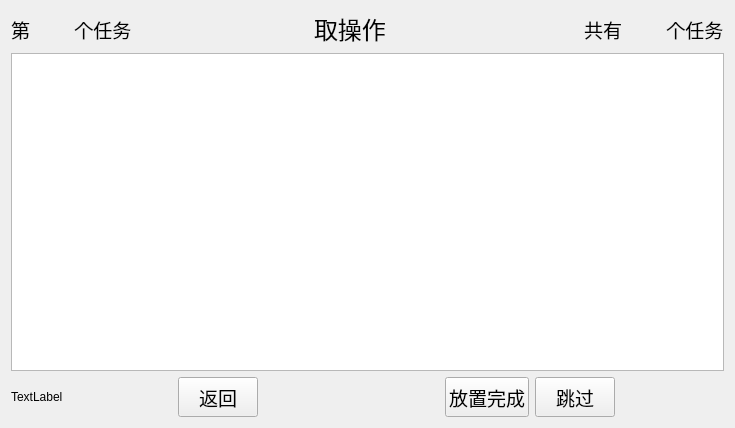
xuezeao/git_program, file Qt_Dev/v1.1/test_one/sheet_operatepage.ui: the form before one commit.
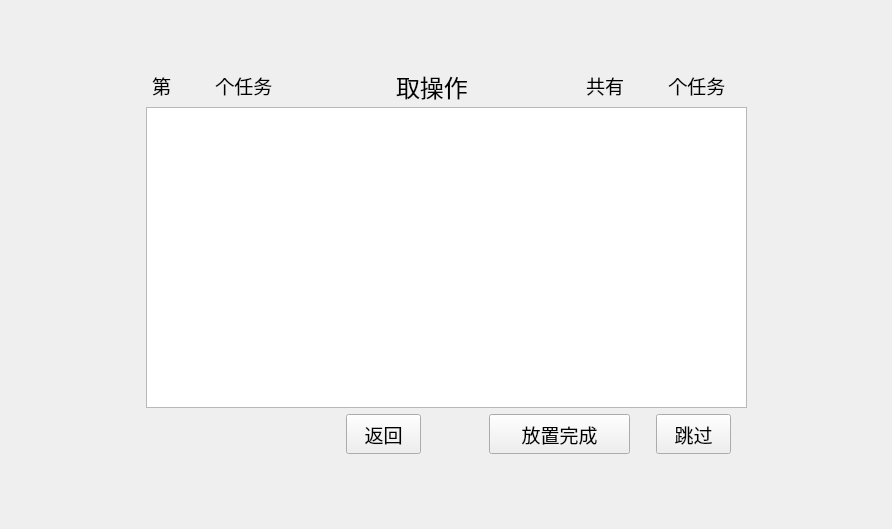
The form after the commit.

Diff of the .ui file:
```diff
--- a/Qt_Dev/v1.1/test_one/sheet_operatepage.ui
+++ b/Qt_Dev/v1.1/test_one/sheet_operatepage.ui
@@ -6,8 +6,8 @@
    <rect>
     <x>0</x>
     <y>0</y>
-    <width>735</width>
-    <height>428</height>
+    <width>892</width>
+    <height>529</height>
    </rect>
   </property>
   <property name="windowTitle">
@@ -15,189 +15,232 @@
   </property>
   <layout class="QGridLayout" name="gridLayout">
    <item row="0" column="0">
-    <layout class="QVBoxLayout" name="verticalLayout_2">
+    <layout class="QHBoxLayout" name="horizontalLayout">
+     <item>
+      <spacer name="horizontalSpacer">
+       <property name="orientation">
+        <enum>Qt::Horizontal</enum>
+       </property>
+       <property name="sizeHint" stdset="0">
+        <size>
+         <width>40</width>
+         <height>20</height>
+        </size>
+       </property>
+      </spacer>
+     </item>
      <item>
       <layout class="QVBoxLayout" name="verticalLayout">
        <item>
-        <layout class="QHBoxLayout" name="horizontalLayout" stretch="0,2,1,2,1">
-         <item>
-          <widget class="QLabel" name="label_current">
-           <property name="font">
-            <font>
-             <family>Adobe Arabic</family>
-             <pointsize>14</pointsize>
-            </font>
-           </property>
-           <property name="text">
-            <string>第         个任务</string>
-           </property>
-          </widget>
-         </item>
-         <item>
-          <spacer name="horizontalSpacer">
-           <property name="orientation">
-            <enum>Qt::Horizontal</enum>
-           </property>
-           <property name="sizeHint" stdset="0">
-            <size>
-             <width>40</width>
-             <height>20</height>
-            </size>
-           </property>
-          </spacer>
-         </item>
-         <item>
-          <widget class="QLabel" name="label_title">
-           <property name="font">
-            <font>
-             <family>Adobe Arabic</family>
-             <pointsize>18</pointsize>
-            </font>
-           </property>
-           <property name="text">
-            <string>取操作</string>
-           </property>
-          </widget>
-         </item>
-         <item>
-          <spacer name="horizontalSpacer_2">
-           <property name="orientation">
-            <enum>Qt::Horizontal</enum>
-           </property>
-           <property name="sizeHint" stdset="0">
-            <size>
-             <width>40</width>
-             <height>20</height>
-            </size>
-           </property>
-          </spacer>
-         </item>
-         <item>
-          <widget class="QLabel" name="label_allCount">
-           <property name="font">
-            <font>
-             <family>Adobe Arabic</family>
-             <pointsize>14</pointsize>
-            </font>
-           </property>
-           <property name="text">
-            <string>共有         个任务</string>
-           </property>
-          </widget>
-         </item>
-        </layout>
+        <spacer name="verticalSpacer_2">
+         <property name="orientation">
+          <enum>Qt::Vertical</enum>
+         </property>
+         <property name="sizeHint" stdset="0">
+          <size>
+           <width>20</width>
+           <height>40</height>
+          </size>
+         </property>
+        </spacer>
        </item>
        <item>
-        <widget class="QTableView" name="tableView_Execute"/>
+        <widget class="QWidget" name="widget" native="true">
+         <property name="minimumSize">
+          <size>
+           <width>601</width>
+           <height>401</height>
+          </size>
+         </property>
+         <property name="maximumSize">
+          <size>
+           <width>601</width>
+           <height>401</height>
+          </size>
+         </property>
+         <widget class="QPushButton" name="pBt_OK">
+          <property name="geometry">
+           <rect>
+            <x>343</x>
+            <y>350</y>
+            <width>141</width>
+            <height>40</height>
+           </rect>
+          </property>
+          <property name="minimumSize">
+           <size>
+            <width>0</width>
+            <height>40</height>
+           </size>
+          </property>
+          <property name="font">
+           <font>
+            <family>Adobe Arabic</family>
+            <pointsize>14</pointsize>
+           </font>
+          </property>
+          <property name="text">
+           <string>放置完成</string>
+          </property>
+         </widget>
+         <widget class="QPushButton" name="pBt_ignore">
+          <property name="geometry">
+           <rect>
+            <x>510</x>
+            <y>350</y>
+            <width>75</width>
+            <height>40</height>
+           </rect>
+          </property>
+          <property name="minimumSize">
+           <size>
+            <width>0</width>
+            <height>40</height>
+           </size>
+          </property>
+          <property name="font">
+           <font>
+            <family>Adobe Arabic</family>
+            <pointsize>14</pointsize>
+           </font>
+          </property>
+          <property name="text">
+           <string>跳过</string>
+          </property>
+         </widget>
+         <widget class="QTableView" name="tableView_Execute">
+          <property name="geometry">
+           <rect>
+            <x>0</x>
+            <y>43</y>
+            <width>601</width>
+            <height>301</height>
+           </rect>
+          </property>
+          <property name="minimumSize">
+           <size>
+            <width>601</width>
+            <height>301</height>
+           </size>
+          </property>
+          <property name="maximumSize">
+           <size>
+            <width>601</width>
+            <height>301</height>
+           </size>
+          </property>
+         </widget>
+         <widget class="QPushButton" name="pBt_return">
+          <property name="geometry">
+           <rect>
+            <x>200</x>
+            <y>350</y>
+            <width>75</width>
+            <height>40</height>
+           </rect>
+          </property>
+          <property name="minimumSize">
+           <size>
+            <width>0</width>
+            <height>40</height>
+           </size>
+          </property>
+          <property name="font">
+           <font>
+            <family>Adobe Arabic</family>
+            <pointsize>14</pointsize>
+           </font>
+          </property>
+          <property name="text">
+           <string>返回</string>
+          </property>
+         </widget>
+         <widget class="QLabel" name="label_current">
+          <property name="geometry">
+           <rect>
+            <x>6</x>
+            <y>10</y>
+            <width>132</width>
+            <height>22</height>
+           </rect>
+          </property>
+          <property name="font">
+           <font>
+            <family>Adobe Arabic</family>
+            <pointsize>14</pointsize>
+           </font>
+          </property>
+          <property name="text">
+           <string>第         个任务</string>
+          </property>
+         </widget>
+         <widget class="QLabel" name="label_allCount">
+          <property name="geometry">
+           <rect>
+            <x>440</x>
+            <y>10</y>
+            <width>156</width>
+            <height>22</height>
+           </rect>
+          </property>
+          <property name="font">
+           <font>
+            <family>Adobe Arabic</family>
+            <pointsize>14</pointsize>
+           </font>
+          </property>
+          <property name="text">
+           <string>共有         个任务</string>
+          </property>
+         </widget>
+         <widget class="QLabel" name="label_title">
+          <property name="geometry">
+           <rect>
+            <x>250</x>
+            <y>10</y>
+            <width>90</width>
+            <height>26</height>
+           </rect>
+          </property>
+          <property name="font">
+           <font>
+            <family>Adobe Arabic</family>
+            <pointsize>18</pointsize>
+           </font>
+          </property>
+          <property name="text">
+           <string>取操作</string>
+          </property>
+         </widget>
+        </widget>
+       </item>
+       <item>
+        <spacer name="verticalSpacer">
+         <property name="orientation">
+          <enum>Qt::Vertical</enum>
+         </property>
+         <property name="sizeHint" stdset="0">
+          <size>
+           <width>20</width>
+           <height>40</height>
+          </size>
+         </property>
+        </spacer>
        </item>
       </layout>
      </item>
      <item>
-      <layout class="QHBoxLayout" name="horizontalLayout_2" stretch="0,3,1,5,1,0,3">
-       <item>
-        <widget class="QLabel" name="label_error">
-         <property name="text">
-          <string>TextLabel</string>
-         </property>
-        </widget>
-       </item>
-       <item>
-        <spacer name="horizontalSpacer_3">
-         <property name="orientation">
-          <enum>Qt::Horizontal</enum>
-         </property>
-         <property name="sizeHint" stdset="0">
-          <size>
-           <width>40</width>
-           <height>20</height>
-          </size>
-         </property>
-        </spacer>
-       </item>
-       <item>
-        <widget class="QPushButton" name="pBt_return">
-         <property name="minimumSize">
-          <size>
-           <width>0</width>
-           <height>40</height>
-          </size>
-         </property>
-         <property name="font">
-          <font>
-           <family>Adobe Arabic</family>
-           <pointsize>14</pointsize>
-          </font>
-         </property>
-         <property name="text">
-          <string>返回</string>
-         </property>
-        </widget>
-       </item>
-       <item>
-        <spacer name="horizontalSpacer_4">
-         <property name="orientation">
-          <enum>Qt::Horizontal</enum>
-         </property>
-         <property name="sizeHint" stdset="0">
-          <size>
-           <width>40</width>
-           <height>20</height>
-          </size>
-         </property>
-        </spacer>
-       </item>
-       <item>
-        <widget class="QPushButton" name="pBt_OK">
-         <property name="minimumSize">
-          <size>
-           <width>0</width>
-           <height>40</height>
-          </size>
-         </property>
-         <property name="font">
-          <font>
-           <family>Adobe Arabic</family>
-           <pointsize>14</pointsize>
-          </font>
-         </property>
-         <property name="text">
-          <string>放置完成</string>
-         </property>
-        </widget>
-       </item>
-       <item>
-        <widget class="QPushButton" name="pBt_ignore">
-         <property name="minimumSize">
-          <size>
-           <width>0</width>
-           <height>40</height>
-          </size>
-         </property>
-         <property name="font">
-          <font>
-           <family>Adobe Arabic</family>
-           <pointsize>14</pointsize>
-          </font>
-         </property>
-         <property name="text">
-          <string>跳过</string>
-         </property>
-        </widget>
-       </item>
-       <item>
-        <spacer name="horizontalSpacer_5">
-         <property name="orientation">
-          <enum>Qt::Horizontal</enum>
-         </property>
-         <property name="sizeHint" stdset="0">
-          <size>
-           <width>40</width>
-           <height>20</height>
-          </size>
-         </property>
-        </spacer>
-       </item>
-      </layout>
+      <spacer name="horizontalSpacer_2">
+       <property name="orientation">
+        <enum>Qt::Horizontal</enum>
+       </property>
+       <property name="sizeHint" stdset="0">
+        <size>
+         <width>40</width>
+         <height>20</height>
+        </size>
+       </property>
+      </spacer>
      </item>
     </layout>
    </item>
```
